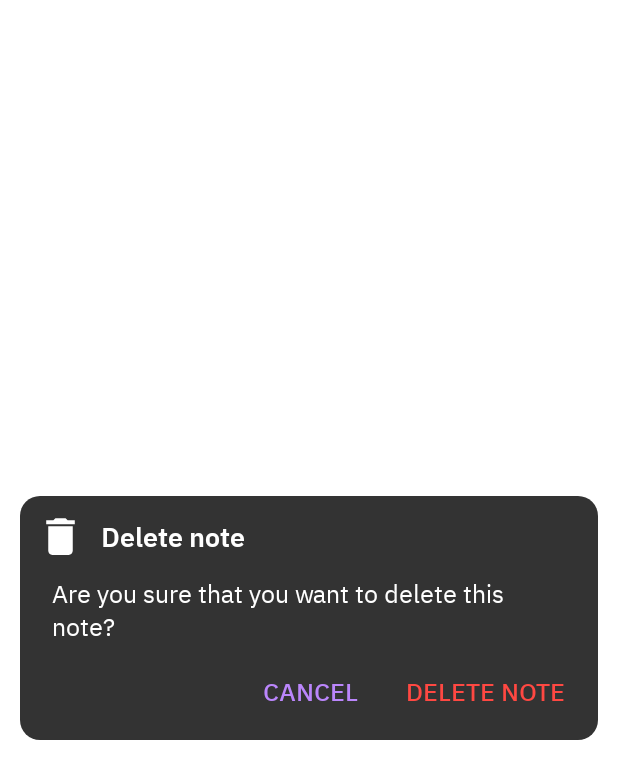
After one commit to Amir-Ali-777/Personal_Notes_android_-app, an Android app: the layout layout_delete_note.xml on its own in the app's theme, with its tools: preview values and no code run, on a phone screen of 412 x 824 dp. The commit adds this screen. Shown: the top 779 px of the screen. Run offline under Robolectric (Android 15) with nearby library versions, the phone set to English and light mode, and no system bars.

Commit message:
Personal notes - Added Note deletion functionality in the Bottom Sheet

```diff
--- /dev/null
+++ b/app/src/main/res/layout/layout_delete_note.xml
@@ -0,0 +1,90 @@
+<?xml version="1.0" encoding="utf-8"?>
+<androidx.constraintlayout.widget.ConstraintLayout xmlns:android="http://schemas.android.com/apk/res/android"
+    android:layout_width="match_parent"
+    android:layout_height="wrap_content"
+    xmlns:app="http://schemas.android.com/apk/res-auto"
+    android:id="@+id/layoutDeleteNoteContainer"
+    android:layout_gravity="center"
+    android:layout_margin="@dimen/_10sdp"
+    android:background="@drawable/background_dialog">
+
+    <ImageView
+        android:id="@+id/imageDeleteNote"
+        android:layout_width="@dimen/_25sdp"
+        android:layout_height="@dimen/_25sdp"
+        android:layout_marginStart="@dimen/_8sdp"
+        android:layout_marginTop="@dimen/_8sdp"
+        android:contentDescription="@string/app_name"
+        android:src="@drawable/ic_delete"
+        app:layout_constraintStart_toStartOf="parent"
+        app:layout_constraintTop_toTopOf="parent"
+        app:tint="@color/white"/>
+
+    <TextView
+        android:layout_width="0dp"
+        android:layout_height="wrap_content"
+        android:layout_marginStart="@dimen/_8sdp"
+        android:layout_marginEnd="@dimen/_8sdp"
+        android:fontFamily="@font/ibmplexsans_semibold"
+        android:includeFontPadding="false"
+        android:text="@string/delete_note"
+        android:textColor="@color/white"
+        android:textSize="@dimen/_14ssp"
+        app:layout_constraintBottom_toBottomOf="@id/imageDeleteNote"
+        app:layout_constraintEnd_toEndOf="parent"
+        app:layout_constraintStart_toEndOf="@id/imageDeleteNote"
+        app:layout_constraintTop_toTopOf="@id/imageDeleteNote"/>
+
+    <TextView
+        android:id="@+id/textDeleteNoteMessage"
+        android:layout_width="match_parent"
+        android:layout_height="wrap_content"
+        android:layout_marginStart="@dimen/_8sdp"
+        android:layout_marginTop="@dimen/_8sdp"
+        android:layout_marginEnd="@dimen/_8sdp"
+        android:fontFamily="@font/ibmplexsans_regular"
+        android:gravity="center_vertical"
+        android:includeFontPadding="false"
+        android:paddingStart="@dimen/_8sdp"
+        android:paddingEnd="@dimen/_8sdp"
+        android:text="@string/are_you_sure_that_you_want_to_delete_this_note"
+        android:textColor="@color/white"
+        android:textSize="@dimen/_13ssp"
+        app:layout_constraintTop_toBottomOf="@id/imageDeleteNote" />
+
+    <TextView
+        android:id="@+id/textDeleteNote"
+        android:layout_width="wrap_content"
+        android:layout_height="wrap_content"
+        android:layout_marginTop="@dimen/_8sdp"
+        android:layout_marginEnd="@dimen/_8sdp"
+        android:layout_marginBottom="@dimen/_8sdp"
+        android:fontFamily="@font/ibmplexsans_medium"
+        android:includeFontPadding="false"
+        android:padding="@dimen/_8sdp"
+        android:text="@string/delete_note_a"
+        android:textAllCaps="true"
+        android:textColor="@color/colorDelete"
+        android:textSize="@dimen/_13ssp"
+        app:layout_constraintBottom_toBottomOf="parent"
+        app:layout_constraintEnd_toEndOf="parent"
+        app:layout_constraintTop_toBottomOf="@id/textDeleteNoteMessage"/>
+
+    <TextView
+        android:id="@+id/textCancel"
+        android:layout_width="wrap_content"
+        android:layout_height="wrap_content"
+        android:layout_marginTop="@dimen/_8sdp"
+        android:layout_marginEnd="@dimen/_8sdp"
+        android:layout_marginBottom="@dimen/_8sdp"
+        android:fontFamily="@font/ibmplexsans_medium"
+        android:includeFontPadding="false"
+        android:padding="@dimen/_8sdp"
+        android:text="@string/cancel_dialog"
+        android:textColor="@color/purple_200"
+        android:textSize="@dimen/_13ssp"
+        app:layout_constraintBottom_toBottomOf="parent"
+        app:layout_constraintEnd_toStartOf="@id/textDeleteNote"
+        app:layout_constraintTop_toBottomOf="@id/textDeleteNoteMessage"/>
+
+</androidx.constraintlayout.widget.ConstraintLayout>
--- a/app/src/main/res/values/strings.xml
+++ b/app/src/main/res/values/strings.xml
@@ -11,4 +11,7 @@
     <string name="enter_url">Enter URL</string>
     <string name="add">ADD</string>
     <string name="cancel_dialog">CANCEL</string>
+    <string name="delete_note">Delete note</string>
+    <string name="are_you_sure_that_you_want_to_delete_this_note">Are you sure that you want to delete this note?</string>
+    <string name="delete_note_a">DELETE NOTE</string>
 </resources>
```
Also changed, not shown: app/src/main/java/com/amir/mynotes/activities/CreateNoteActivity.java (+77 -10 lines), app/src/main/java/com/amir/mynotes/activities/MainActivity.java (+10 -6 lines), app/src/main/res/layout/layout_miscellaneous.xml (+31 -0 lines).
